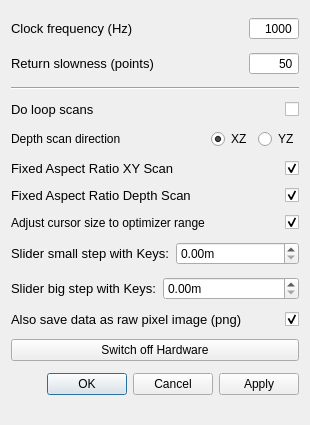
Qt form gui/fiber_scanning/ui_cf_settings.ui (rasjen/qudi) before a commit.
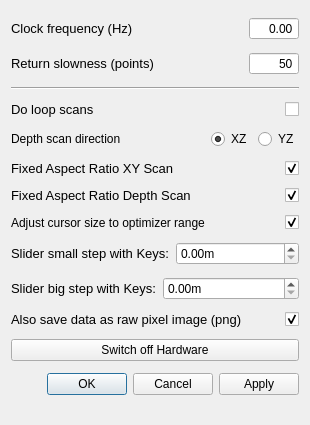
The same form after that commit. Custom widgets are drawn as their Qt base class.

The edit to the form file:
```diff
--- a/gui/fiber_scanning/ui_cf_settings.ui
+++ b/gui/fiber_scanning/ui_cf_settings.ui
@@ -32,7 +32,7 @@
       </widget>
      </item>
      <item>
-      <widget class="QSpinBox" name="clock_frequency_InputWidget">
+      <widget class="QDoubleSpinBox" name="clock_frequency_InputWidget">
        <property name="sizePolicy">
         <sizepolicy hsizetype="Expanding" vsizetype="Fixed">
          <horstretch>0</horstretch>
@@ -67,10 +67,7 @@
         <bool>true</bool>
        </property>
        <property name="maximum">
-        <number>1000000</number>
-       </property>
-       <property name="value">
-        <number>1000</number>
+        <double>1000.000000000000000</double>
        </property>
       </widget>
      </item>
```
